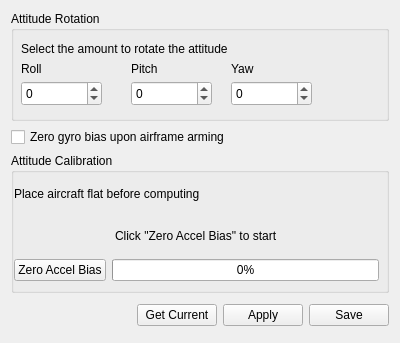
openpilot/OpenPilot, file ground/openpilotgcs/src/plugins/config/ccattitude.ui: the form before one commit.
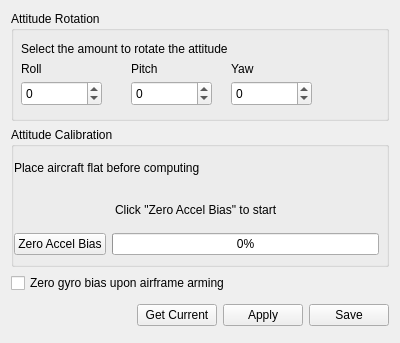
The form after the commit.

Commit message: Move "zero while arming" option to below other CC Attitude widgets.  Was overlapping other fields.

Patch:
```diff
--- a/ground/openpilotgcs/src/plugins/config/ccattitude.ui
+++ b/ground/openpilotgcs/src/plugins/config/ccattitude.ui
@@ -142,18 +142,6 @@
      </widget>
     </widget>
    </item>
-   <item>
-    <widget class="QCheckBox" name="zeroGyroBiasOnArming">
-     <property name="toolTip">
-      <string>If enabled, a fast recalibration of gyro zero point will be done
-whenever the frame is armed. Do not move the airframe while
-arming it in that case!</string>
-     </property>
-     <property name="text">
-      <string>Zero gyro bias upon airframe arming</string>
-     </property>
-    </widget>
-   </item>
    <item>
     <widget class="QGroupBox" name="groupBox">
      <property name="sizePolicy">
@@ -253,6 +241,18 @@
      </widget>
     </widget>
    </item>
+   <item>
+    <widget class="QCheckBox" name="zeroGyroBiasOnArming">
+     <property name="toolTip">
+      <string>If enabled, a fast recalibration of gyro zero point will be done
+whenever the frame is armed. Do not move the airframe while
+arming it in that case!</string>
+     </property>
+     <property name="text">
+      <string>Zero gyro bias upon airframe arming</string>
+     </property>
+    </widget>
+   </item>
    <item>
     <spacer name="verticalSpacer_2">
      <property name="orientation">
```
